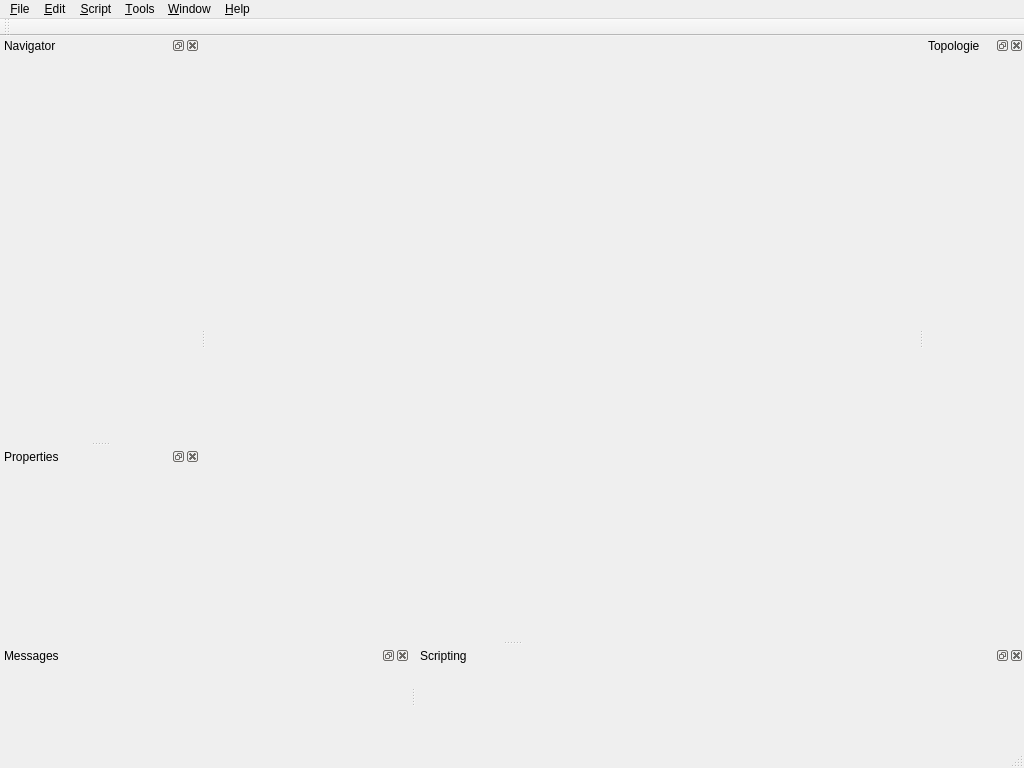
Qt form mainwindow.ui (ia-dev/opensimQt) before a commit.
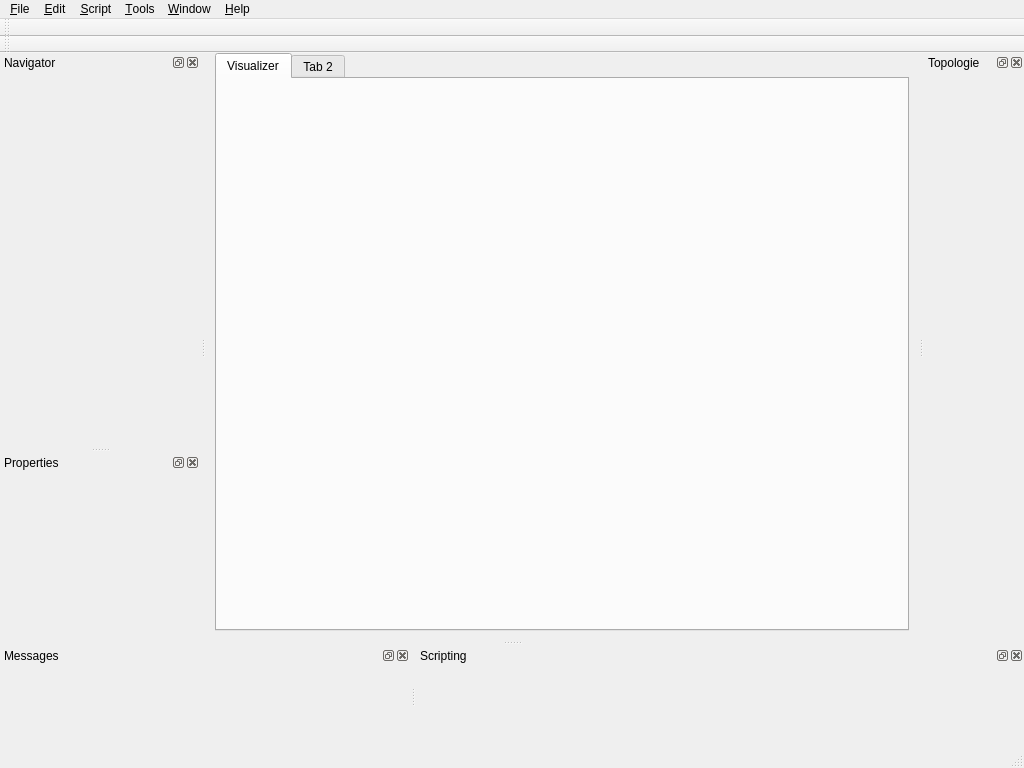
The same form after that commit. Icons and pictures are not drawn.

Commit message: initial overall layout

What changed in the file:
```diff
--- a/mainwindow.ui
+++ b/mainwindow.ui
@@ -19,7 +19,40 @@
   <property name="dockOptions">
    <set>QMainWindow::AllowNestedDocks|QMainWindow::AllowTabbedDocks|QMainWindow::AnimatedDocks|QMainWindow::ForceTabbedDocks</set>
   </property>
-  <widget class="QWidget" name="centralwidget"/>
+  <widget class="QWidget" name="centralwidget">
+   <layout class="QVBoxLayout" name="verticalLayout_2">
+    <property name="topMargin">
+     <number>0</number>
+    </property>
+    <item>
+     <widget class="QTabWidget" name="tabWidget">
+      <property name="currentIndex">
+       <number>0</number>
+      </property>
+      <widget class="QWidget" name="Visualizer">
+       <property name="whatsThis">
+        <string>Visuallizer</string>
+       </property>
+       <property name="accessibleName">
+        <string>Visualizer</string>
+       </property>
+       <attribute name="icon">
+        <iconset resource="resources.qrc">
+         <normaloff>:/Images/DefaultIcon/4-direction-alt.png</normaloff>:/Images/DefaultIcon/4-direction-alt.png</iconset>
+       </attribute>
+       <attribute name="title">
+        <string>Visualizer</string>
+       </attribute>
+      </widget>
+      <widget class="QWidget" name="tab_2">
+       <attribute name="title">
+        <string>Tab 2</string>
+       </attribute>
+      </widget>
+     </widget>
+    </item>
+   </layout>
+  </widget>
   <widget class="QMenuBar" name="menubar">
    <property name="geometry">
     <rect>
@@ -139,8 +172,7 @@
    <addaction name="menu_Window"/>
    <addaction name="menu_Help"/>
   </widget>
-  <widget class="QStatusBar" name="statusbar"/>
-  <widget class="QToolBar" name="toolBar">
+  <widget class="QToolBar" name="simulationToolBar">
    <property name="windowTitle">
     <string>toolBar</string>
    </property>
@@ -224,6 +256,18 @@
    </attribute>
    <widget class="QWidget" name="dockWidgetContents_3"/>
   </widget>
+  <widget class="QStatusBar" name="statusbar"/>
+  <widget class="QToolBar" name="kinimaticsToolBar">
+   <property name="windowTitle">
+    <string>toolBar</string>
+   </property>
+   <attribute name="toolBarArea">
+    <enum>TopToolBarArea</enum>
+   </attribute>
+   <attribute name="toolBarBreak">
+    <bool>true</bool>
+   </attribute>
+  </widget>
   <action name="actionOpen_Model">
    <property name="icon">
     <iconset resource="resources.qrc">
```
Left out of the diff: 6 changed lines with no effect on the pictures.
